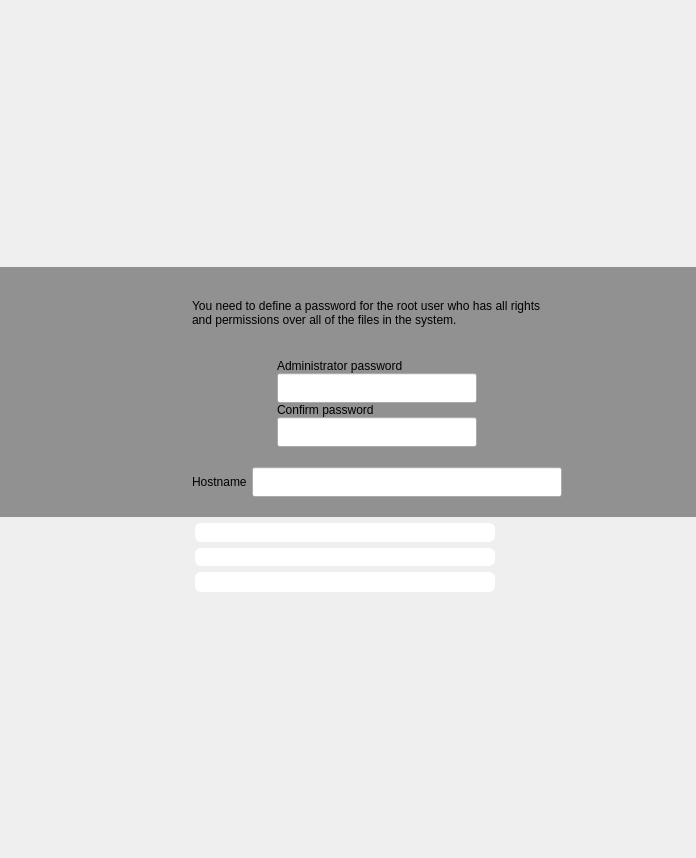
pars-linux/uludag, file yali-proximate/yali/gui/Ui/rootpasswidget.ui: the form before one commit.
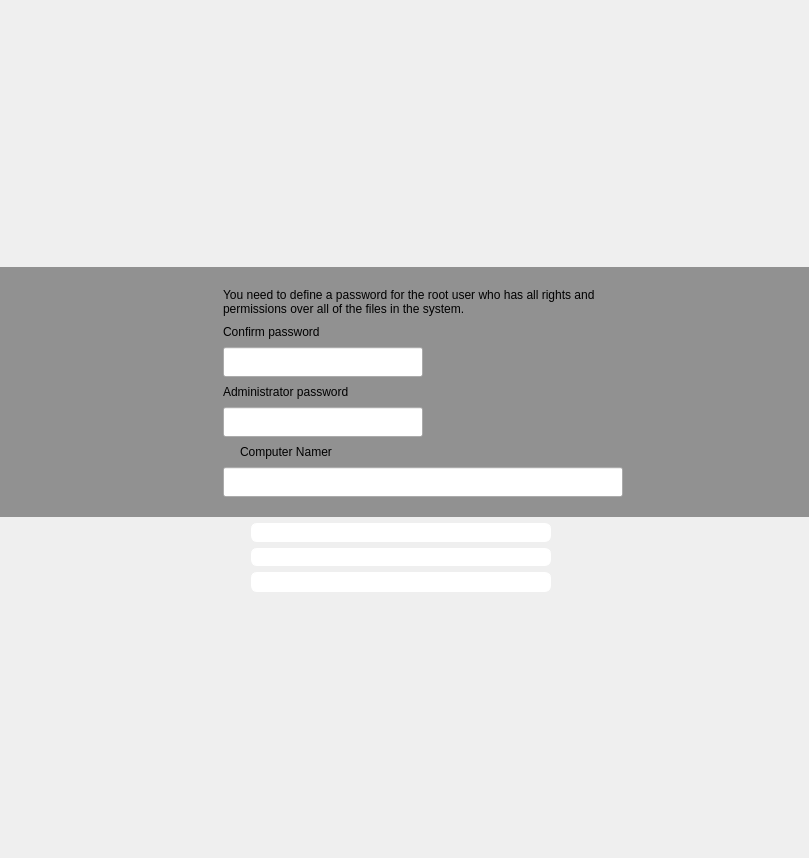
The form after the commit. Icons and pictures are not drawn.

Commit message: final user screen

Patch:
```diff
--- a/yali-proximate/yali/gui/Ui/rootpasswidget.ui
+++ b/yali-proximate/yali/gui/Ui/rootpasswidget.ui
@@ -6,7 +6,7 @@
    <rect>
     <x>0</x>
     <y>0</y>
-    <width>696</width>
+    <width>809</width>
     <height>858</height>
    </rect>
   </property>
@@ -272,7 +272,7 @@
      </property>
      <layout class="QHBoxLayout" name="horizontalLayout_2">
       <property name="spacing">
-       <number>50</number>
+       <number>30</number>
       </property>
       <property name="leftMargin">
        <number>0</number>
@@ -324,7 +324,7 @@
       <item>
        <layout class="QVBoxLayout" name="verticalLayout">
         <property name="spacing">
-         <number>20</number>
+         <number>0</number>
         </property>
         <property name="topMargin">
          <number>0</number>
@@ -335,14 +335,14 @@
         <item>
          <widget class="QLabel" name="textLabel1">
           <property name="sizePolicy">
-           <sizepolicy hsizetype="Expanding" vsizetype="Preferred">
+           <sizepolicy hsizetype="Preferred" vsizetype="Preferred">
             <horstretch>0</horstretch>
             <verstretch>0</verstretch>
            </sizepolicy>
           </property>
           <property name="minimumSize">
            <size>
-            <width>370</width>
+            <width>400</width>
             <height>0</height>
            </size>
           </property>
@@ -358,33 +358,19 @@
          </widget>
         </item>
         <item>
-         <layout class="QGridLayout">
-          <property name="spacing">
+         <widget class="QLabel" name="textLabel3_2">
+          <property name="text">
+           <string>Confirm password</string>
+          </property>
+          <property name="wordWrap">
+           <bool>false</bool>
+          </property>
+          <property name="indent">
            <number>0</number>
           </property>
-          <item row="1" column="1">
-           <widget class="QLineEdit" name="pass1">
-            <property name="minimumSize">
-             <size>
-              <width>0</width>
-              <height>30</height>
-             </size>
-            </property>
-            <property name="maximumSize">
-             <size>
-              <width>200</width>
-              <height>30</height>
-             </size>
-            </property>
-            <property name="inputMask">
-             <string/>
-            </property>
-            <property name="echoMode">
-             <enum>QLineEdit::Password</enum>
-            </property>
-           </widget>
-          </item>
-          <item row="3" column="1">
+         </widget>
+        </item>
+        <item>
            <widget class="QLineEdit" name="pass2">
             <property name="minimumSize">
              <size>
@@ -406,7 +392,7 @@
             </property>
            </widget>
           </item>
-          <item row="0" column="1">
+        <item>
            <widget class="QLabel" name="textLabel3">
             <property name="text">
              <string>Administrator password</string>
@@ -419,35 +405,69 @@
             </property>
            </widget>
           </item>
-          <item row="2" column="1">
-           <widget class="QLabel" name="textLabel3_2">
+        <item>
+         <widget class="QLineEdit" name="pass1">
+          <property name="minimumSize">
+           <size>
+            <width>0</width>
+            <height>30</height>
+           </size>
+          </property>
+          <property name="maximumSize">
+           <size>
+            <width>200</width>
+            <height>30</height>
+           </size>
+          </property>
+          <property name="inputMask">
+           <string/>
+          </property>
+          <property name="echoMode">
+           <enum>QLineEdit::Password</enum>
+          </property>
+         </widget>
+        </item>
+        <item>
+         <layout class="QHBoxLayout" name="horizontalLayout_3">
+          <property name="spacing">
+           <number>10</number>
+          </property>
+          <property name="topMargin">
+           <number>0</number>
+          </property>
+          <property name="rightMargin">
+           <number>0</number>
+          </property>
+          <item>
+           <widget class="QLabel" name="label_3">
+            <property name="sizePolicy">
+             <sizepolicy hsizetype="Fixed" vsizetype="Preferred">
+              <horstretch>0</horstretch>
+              <verstretch>0</verstretch>
+             </sizepolicy>
+            </property>
             <property name="text">
-             <string>Confirm password</string>
+             <string/>
             </property>
-            <property name="wordWrap">
+            <property name="pixmap">
+             <pixmap resource="../../data.qrc">:/gui/pics/computer.png</pixmap>
+            </property>
+            <property name="scaledContents">
              <bool>false</bool>
             </property>
-            <property name="indent">
-             <number>0</number>
-            </property>
            </widget>
           </item>
-         </layout>
-        </item>
-        <item>
-         <layout class="QHBoxLayout">
-          <property name="spacing">
-           <number>5</number>
-          </property>
           <item>
            <widget class="QLabel" name="textLabel1_2">
             <property name="text">
-             <string>Hostname</string>
+             <string>Computer Namer</string>
             </property>
             <property name="wordWrap">
              <bool>false</bool>
             </property>
            </widget>
+          </item>
+         </layout>
           </item>
           <item>
            <widget class="QLineEdit" name="hostname">
@@ -470,8 +490,6 @@
           </item>
          </layout>
         </item>
-       </layout>
-      </item>
       <item>
        <spacer name="horizontalSpacer_2">
         <property name="orientation">
```
Left out of the diff: 4 changed lines with no effect on the pictures. Lines whose indentation alone changed are shown as unchanged. The commit also changes 1 other file.
